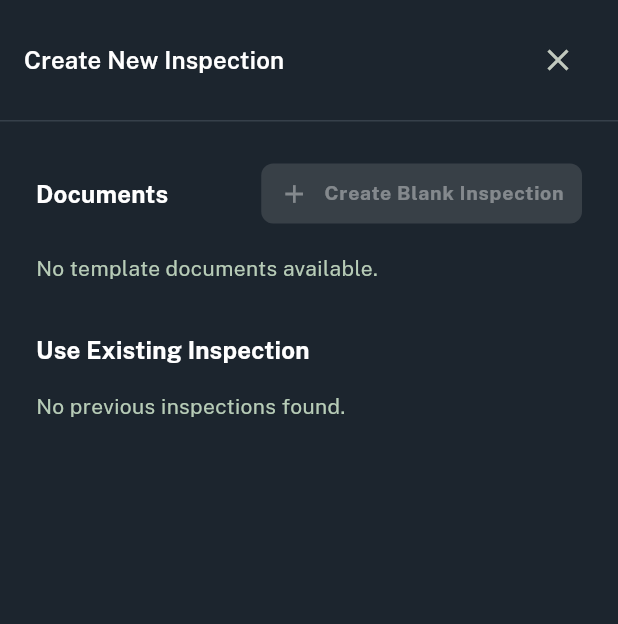
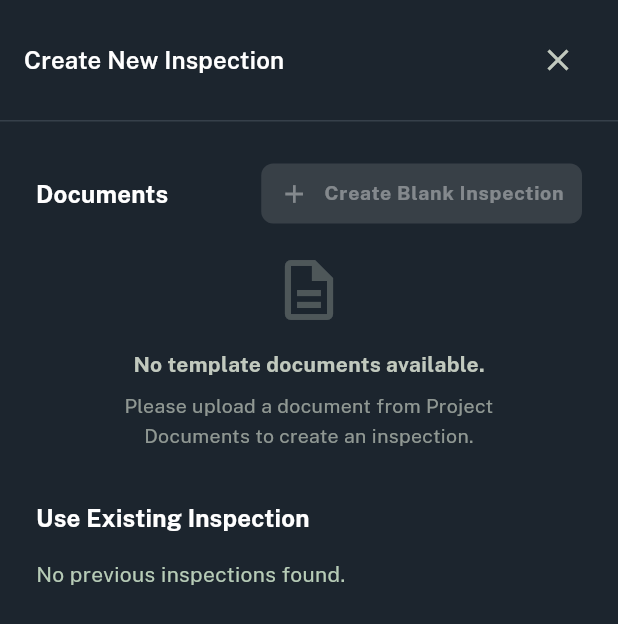
Before and after one commit to admin-field-report/span_fe, a Flutter app: the CreateInspectionPanel widget shown alone on an empty page, opened directly with empty values, on a phone screen of 412 x 824 dp. Shown: the top 624 px of the screen. Run offline on Flutter 3.47's test engine with Material 3 defaults, Android fonts, the phone set to English and light mode, and no system bars; our stand-ins replace file_picker, flutter_dotenv, flutter_html, flutter_markdown, go_router, google_fonts and 4 more; missing offline and left inert: html2md, markdown, universal_html; accounts and stored records are empty; network calls fail.

Commit message:
feat: sia-42 improve the no document availabe message for create inspection

```diff
--- a/lib/screens/projects/inspections/create_inspection_panel.dart
+++ b/lib/screens/projects/inspections/create_inspection_panel.dart
@@ -225,7 +225,38 @@ class _CreateInspectionPanelState extends State<CreateInspectionPanel> {
                               const SizedBox(height: 16),
 
                               if (_documents.isEmpty)
-                                Text("No template documents available.", style: TextStyle(color: colorScheme.secondary))
+                                // Text("No template documents available.", style: TextStyle(color: colorScheme.secondary))
+                                Column(
+                                  mainAxisAlignment: MainAxisAlignment.center,
+                                  children: [
+                                    Icon(
+                                      Icons.description_outlined,
+                                      size: 48,
+                                      color: theme.colorScheme.onSurfaceVariant.withOpacity(0.3)
+                                    ),
+                                    const SizedBox(height: 16),
+                                    Text(
+                                      "No template documents available.",
+                                      style: TextStyle(
+                                        fontWeight: FontWeight.bold,
+                                        color: theme.colorScheme.onSurfaceVariant
+                                      )
+                                    ),
+                                    const SizedBox(height: 8),
+                                    Padding(
+                                      padding: const EdgeInsets.symmetric(horizontal: 32.0),
+                                      child: Text(
+                                        "Please upload a document from Project Documents to create an inspection.",
+                                        textAlign: TextAlign.center,
+                                        style: TextStyle(
+                                          fontSize: 13,
+                                          color: theme.colorScheme.onSurfaceVariant.withOpacity(0.7),
+                                          height: 1.5,
+                                        ),
+                                      ),
+                                    ),
+                                  ],
+                                )
                               else
                                 ..._documents.map((doc) => _buildDocumentCard(doc, colorScheme)),
 
```
